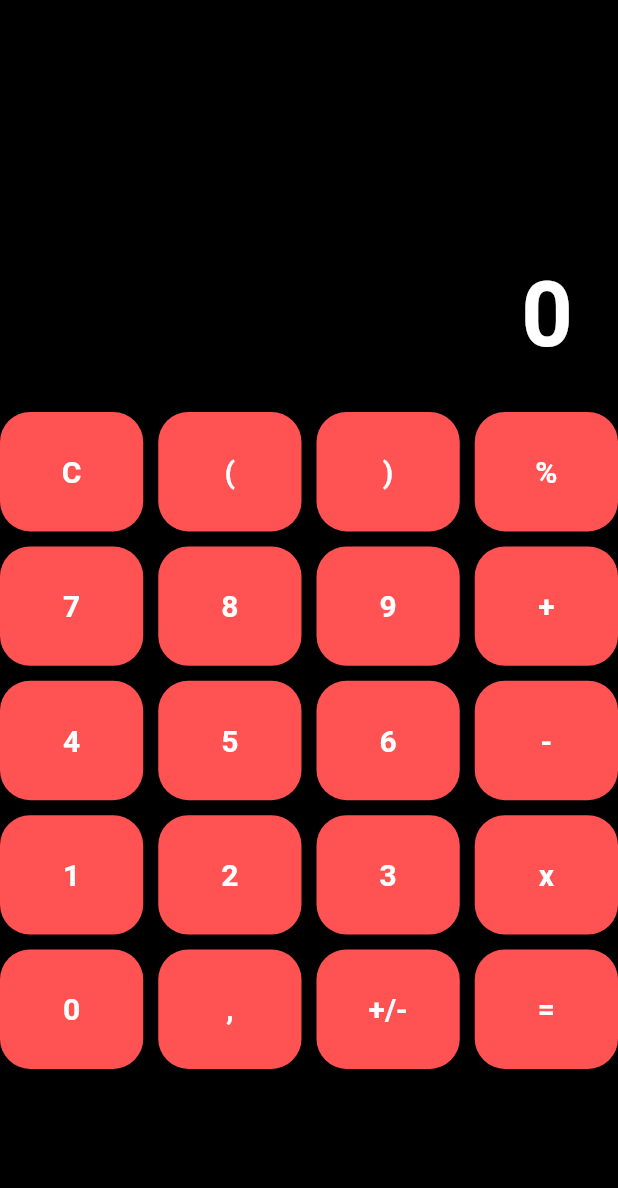
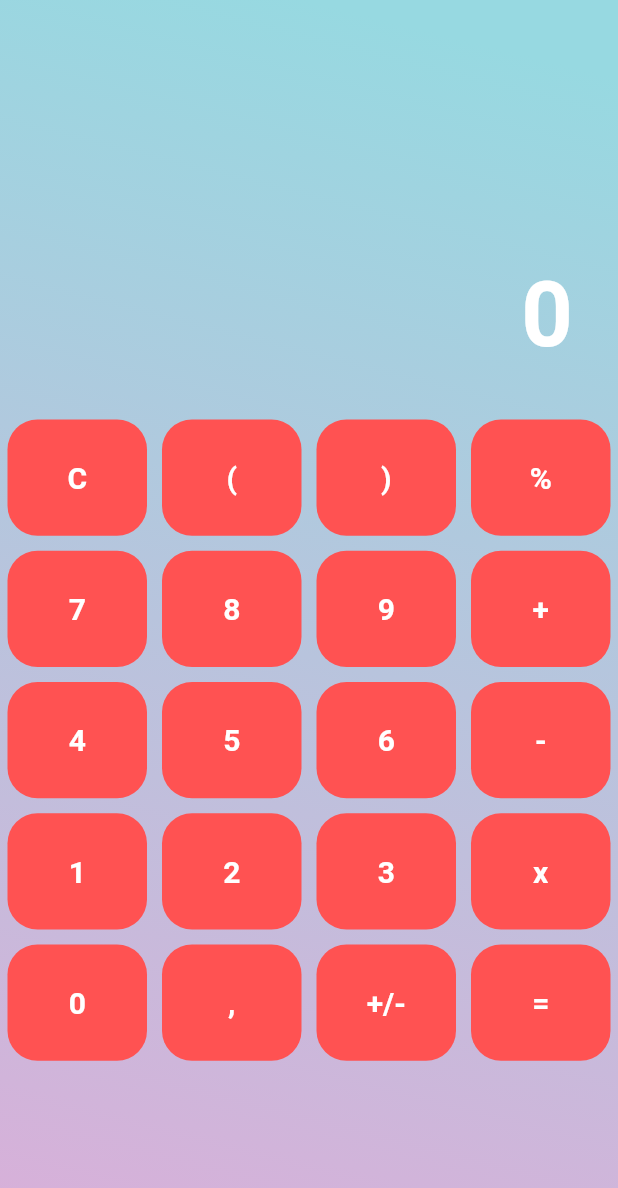
Before and after one commit to musiolmarco/MathApp, a Flutter app: the screen it shows after launch, on a phone screen of 412 x 824 dp. Shown: the top 1188 px of the screen. Run offline on Flutter 3.47's test engine with Material 2 defaults, Android fonts, the light colour scheme and no system bars.

Commit message:
CalculatorPage Styling

```diff
--- a/lib/pages/calculator_page.dart
+++ b/lib/pages/calculator_page.dart
@@ -9,11 +9,20 @@ class CalculatorPage extends StatefulWidget {
 }
 
 class _CalculatorPageState extends State<CalculatorPage> {
+
+  Color gradientBlue = Color(0xff97D9E1);
+  Color gradientPurple = Color(0xffD9AFD9);
+
   @override
   Widget build(BuildContext context) {
     return Scaffold(
-        backgroundColor: Colors.black,
-        body: SafeArea(
+        body: Container(
+          decoration: BoxDecoration(
+              gradient: LinearGradient(
+                  begin: Alignment.topCenter,
+                  end: Alignment.bottomLeft,
+                  colors: [gradientBlue, gradientPurple])),
+          child: SafeArea(
             child: Column(
               children: [
                 Expanded(
@@ -22,11 +31,13 @@ class _CalculatorPageState extends State<CalculatorPage> {
                 Expanded(
                   flex: 2,
                   child: Container(
+                    padding: EdgeInsets.all(5.0),
                     child: CalculatorGridview(),
                   ),
                 ),
               ],
             ),
+          ),
         ));
   }
 }
```
Lines whose indentation alone changed are shown as unchanged.
